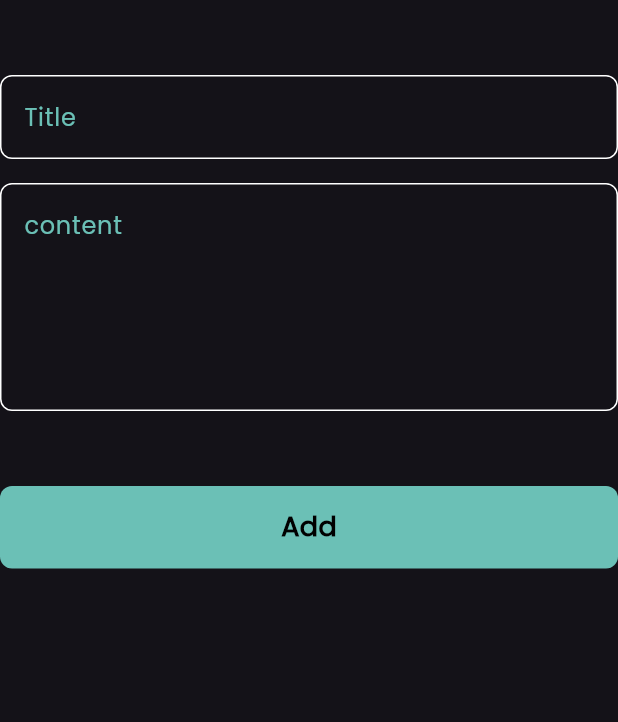
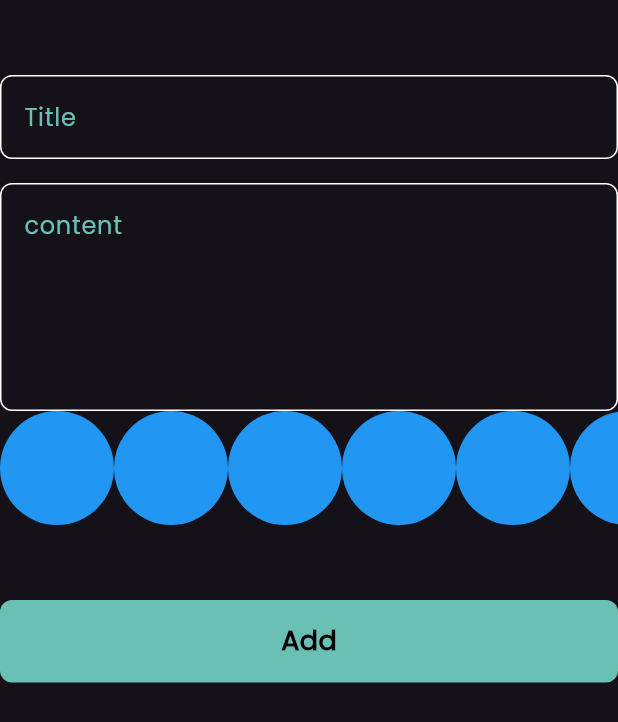
Before and after one commit to hassanelsherif90/notes_app, a Flutter app: the AddNoteForm widget shown alone on an empty page, opened directly, on a phone screen of 412 x 824 dp. Shown: the top 722 px of the screen. Run offline on Flutter 3.47's test engine with Material 3 defaults, Android fonts, the phone set to English and light mode, and no system bars; our stand-ins replace bloc, flutter_bloc, font_awesome_flutter, hive, hive_flutter; accounts and stored records are empty.

Commit message:
Add List Color

```diff
--- a/lib/widgets/add_note_form.dart
+++ b/lib/widgets/add_note_form.dart
@@ -2,6 +2,7 @@ import 'package:flutter/material.dart';
 import 'package:flutter_bloc/flutter_bloc.dart';
 import 'package:notes_app/cubits/add_note_cubit/add_note_cubit.dart';
 import 'package:notes_app/models/note_model.dart';
+import 'package:notes_app/widgets/color_item.dart';
 import 'package:notes_app/widgets/custom_button.dart';
 import 'package:notes_app/widgets/custom_text_field.dart';
 
@@ -43,6 +44,7 @@ class _AddNoteFormState extends State<AddNoteForm> {
               subTitle = value;
             },
           ),
+          const ListColorItem(),
           const SizedBox(height: 50),
           BlocBuilder<AddNoteCubit, AddNoteState>(
             builder: (context, state) {
--- /dev/null
+++ b/lib/widgets/color_item.dart
@@ -0,0 +1,31 @@
+import 'package:flutter/material.dart';
+
+class ColorItem extends StatelessWidget {
+  const ColorItem({super.key});
+
+  @override
+  Widget build(BuildContext context) {
+    return const CircleAvatar(
+      radius: 38,
+      backgroundColor: Colors.blue,
+    );
+  }
+}
+
+class ListColorItem extends StatelessWidget {
+  const ListColorItem({super.key});
+
+  @override
+  Widget build(BuildContext context) {
+    return SizedBox(
+      height: 38 * 2,
+      child: ListView.builder(
+        scrollDirection: Axis.horizontal,
+        itemCount: 10,
+        itemBuilder: (context, index) {
+          return const ColorItem();
+        },
+      ),
+    );
+  }
+}
```
